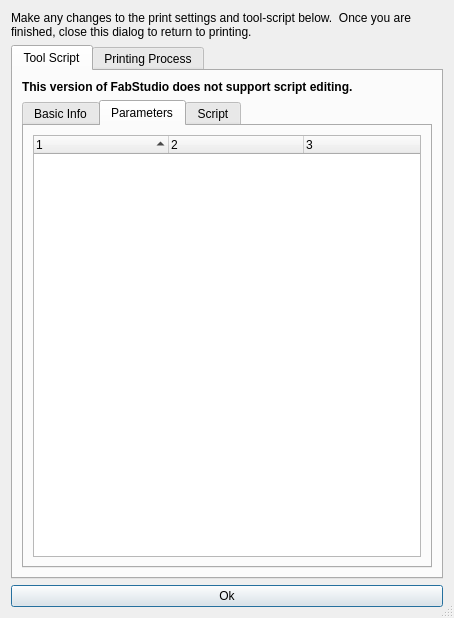
First picture: the form in software/projects/apps/FabStudio/modifytoolandprintersettingsdialog.ui, repository SeraphRobotics/SeraphStudio, before the edit.
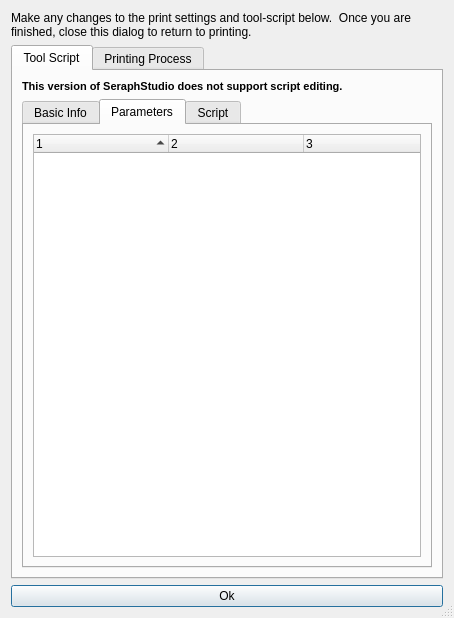
Second picture: the form after the edit. The open tabs and pages were chosen to show the change. Icons and pictures are not drawn.

Commit message: Updated Timestamp and Branding

Diff of the .ui file:
```diff
--- a/software/projects/apps/FabStudio/modifytoolandprintersettingsdialog.ui
+++ b/software/projects/apps/FabStudio/modifytoolandprintersettingsdialog.ui
@@ -53,7 +53,11 @@
        <item>
         <widget class="QLabel" name="label_5">
          <property name="text">
-          <string>&lt;b&gt;This version of FabStudio does not support script editing.&lt;/b&gt;</string>
+          <string>&lt;!DOCTYPE HTML PUBLIC &quot;-//W3C//DTD HTML 4.0//EN&quot; &quot;http://www.w3.org/TR/REC-html40/strict.dtd&quot;&gt;
+&lt;html&gt;&lt;head&gt;&lt;meta name=&quot;qrichtext&quot; content=&quot;1&quot; /&gt;&lt;style type=&quot;text/css&quot;&gt;
+p, li { white-space: pre-wrap; }
+&lt;/style&gt;&lt;/head&gt;&lt;body style=&quot; font-family:'MS Shell Dlg 2'; font-size:8.25pt; font-weight:400; font-style:normal;&quot;&gt;
+&lt;p style=&quot; margin-top:0px; margin-bottom:0px; margin-left:0px; margin-right:0px; -qt-block-indent:0; text-indent:0px;&quot;&gt;&lt;span style=&quot; font-weight:600;&quot;&gt;This version of SeraphStudio does not support script editing.&lt;/span&gt;&lt;/p&gt;&lt;/body&gt;&lt;/html&gt;</string>
          </property>
         </widget>
        </item>
```
Left out of the diff: 11 changed lines with no effect on the pictures. The commit also changes 1 other file.
